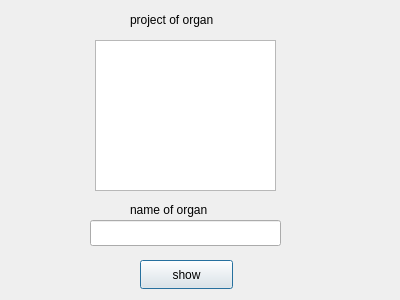
The window that dialog_show_oroject_of_organ.ui (annishelion/ap-projet) describes before a commit, drawn with Qt 5.
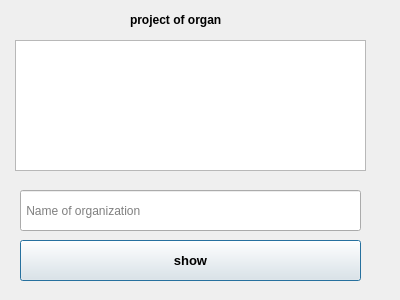
The same window after the commit.

Diff of the .ui file:
```diff
--- a/dialog_show_oroject_of_organ.ui
+++ b/dialog_show_oroject_of_organ.ui
@@ -16,35 +16,31 @@
   <widget class="QLineEdit" name="input_name_of_organ">
    <property name="geometry">
     <rect>
-     <x>90</x>
-     <y>220</y>
-     <width>191</width>
-     <height>26</height>
+     <x>20</x>
+     <y>190</y>
+     <width>341</width>
+     <height>41</height>
     </rect>
    </property>
-  </widget>
-  <widget class="QLabel" name="label">
-   <property name="geometry">
-    <rect>
-     <x>130</x>
-     <y>200</y>
-     <width>121</width>
-     <height>20</height>
-    </rect>
-   </property>
-   <property name="text">
-    <string>name of organ</string>
+   <property name="placeholderText">
+    <string> Name of organization</string>
    </property>
   </widget>
   <widget class="QPushButton" name="pushButton">
    <property name="geometry">
     <rect>
-     <x>140</x>
-     <y>260</y>
-     <width>93</width>
-     <height>29</height>
+     <x>20</x>
+     <y>240</y>
+     <width>341</width>
+     <height>41</height>
     </rect>
    </property>
+   <property name="font">
+    <font>
+     <pointsize>10</pointsize>
+     <bold>true</bold>
+    </font>
+   </property>
    <property name="text">
     <string>show</string>
    </property>
@@ -52,10 +48,10 @@
   <widget class="QListWidget" name="list">
    <property name="geometry">
     <rect>
-     <x>95</x>
+     <x>15</x>
      <y>40</y>
-     <width>181</width>
-     <height>151</height>
+     <width>351</width>
+     <height>131</height>
     </rect>
    </property>
   </widget>
@@ -68,6 +64,11 @@
      <height>20</height>
     </rect>
    </property>
+   <property name="font">
+    <font>
+     <bold>true</bold>
+    </font>
+   </property>
    <property name="text">
     <string>project of organ</string>
    </property>
```
